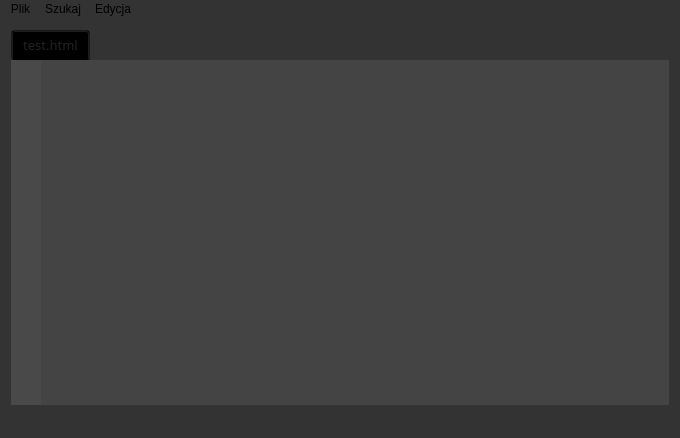
Qt form textedit.ui (pierzchalatomasz/TextEdit) before a commit.
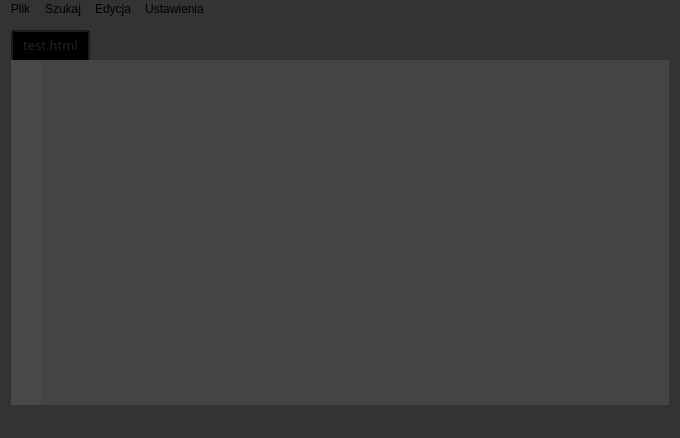
The same form after that commit.

Commit message: Dodałem okno wyboru czcionki (ale jest po ang, nie wiem czy da się to przetłumaczyć)

```diff
--- a/textedit.ui
+++ b/textedit.ui
@@ -171,9 +171,16 @@
     <addaction name="actionPaste"/>
     <addaction name="separator"/>
    </widget>
+   <widget class="QMenu" name="menuUstawienia">
+    <property name="title">
+     <string>Ustawienia</string>
+    </property>
+    <addaction name="actionMenuFont"/>
+   </widget>
    <addaction name="menuPlik"/>
    <addaction name="menuSzukaj"/>
    <addaction name="menuEdycja"/>
+   <addaction name="menuUstawienia"/>
   </widget>
   <widget class="QStatusBar" name="statusBar">
    <property name="enabled">
```
Left out of the diff: 5 changed lines with no effect on the pictures. The commit also changes 2 other files.
